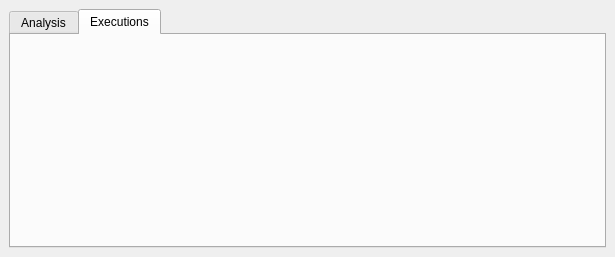
First picture: the form in ui/watering_analysis_dialog.ui, repository Ingeniousware/QGISWaterIng, before the edit.
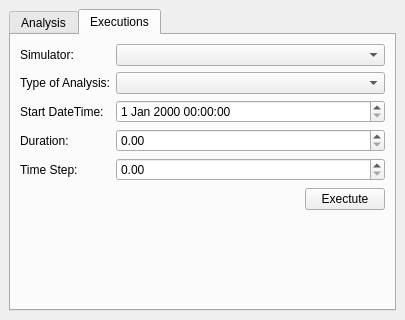
Second picture: the form after the edit. The open tabs and pages were chosen to show the change.

Commit message: Water analysis update

```diff
--- a/ui/watering_analysis_dialog.ui
+++ b/ui/watering_analysis_dialog.ui
@@ -6,8 +6,8 @@
    <rect>
     <x>0</x>
     <y>0</y>
-    <width>615</width>
-    <height>257</height>
+    <width>405</width>
+    <height>320</height>
    </rect>
   </property>
   <property name="sizePolicy">
@@ -160,6 +160,99 @@
        <attribute name="title">
         <string>Executions</string>
        </attribute>
+       <layout class="QGridLayout" name="gridLayout">
+        <item row="2" column="1" colspan="4">
+         <widget class="QDateTimeEdit" name="startDateTime"/>
+        </item>
+        <item row="3" column="1" colspan="4">
+         <widget class="QDoubleSpinBox" name="durationSpinBox">
+          <property name="maximum">
+           <double>999999999999999.000000000000000</double>
+          </property>
+         </widget>
+        </item>
+        <item row="5" column="0" colspan="4">
+         <spacer name="horizontalSpacer">
+          <property name="orientation">
+           <enum>Qt::Horizontal</enum>
+          </property>
+          <property name="sizeHint" stdset="0">
+           <size>
+            <width>252</width>
+            <height>25</height>
+           </size>
+          </property>
+         </spacer>
+        </item>
+        <item row="5" column="4">
+         <widget class="QPushButton" name="BTExecute">
+          <property name="text">
+           <string>Exectute</string>
+          </property>
+         </widget>
+        </item>
+        <item row="1" column="1" colspan="4">
+         <widget class="QComboBox" name="BoxSelectType"/>
+        </item>
+        <item row="0" column="0">
+         <widget class="QLabel" name="label">
+          <property name="text">
+           <string>Simulator:</string>
+          </property>
+         </widget>
+        </item>
+        <item row="1" column="0">
+         <widget class="QLabel" name="labelSelectType">
+          <property name="text">
+           <string>Type of Analysis:</string>
+          </property>
+         </widget>
+        </item>
+        <item row="2" column="0">
+         <widget class="QLabel" name="labelStartTime">
+          <property name="text">
+           <string>Start DateTime:</string>
+          </property>
+         </widget>
+        </item>
+        <item row="0" column="1" colspan="4">
+         <widget class="QComboBox" name="BoxSimulator"/>
+        </item>
+        <item row="6" column="1">
+         <spacer name="verticalSpacer">
+          <property name="orientation">
+           <enum>Qt::Vertical</enum>
+          </property>
+          <property name="sizeHint" stdset="0">
+           <size>
+            <width>20</width>
+            <height>40</height>
+           </size>
+          </property>
+         </spacer>
+        </item>
+        <item row="3" column="0">
+         <widget class="QLabel" name="labelDuration">
+          <property name="text">
+           <string>Duration:</string>
+          </property>
+         </widget>
+        </item>
+        <item row="4" column="0">
+         <widget class="QLabel" name="label_2">
+          <property name="text">
+           <string>Time Step:</string>
+          </property>
+         </widget>
+        </item>
+        <item row="4" column="1" colspan="4">
+         <widget class="QDoubleSpinBox" name="timeStepSpinBox">
+          <property name="maximum">
+           <double>1000.000000000000000</double>
+          </property>
+         </widget>
+        </item>
+       </layout>
       </widget>
      </widget>
     </item>
```
Left out of the diff: 2 changed lines with no effect on the pictures. The commit also changes 3 other files.
